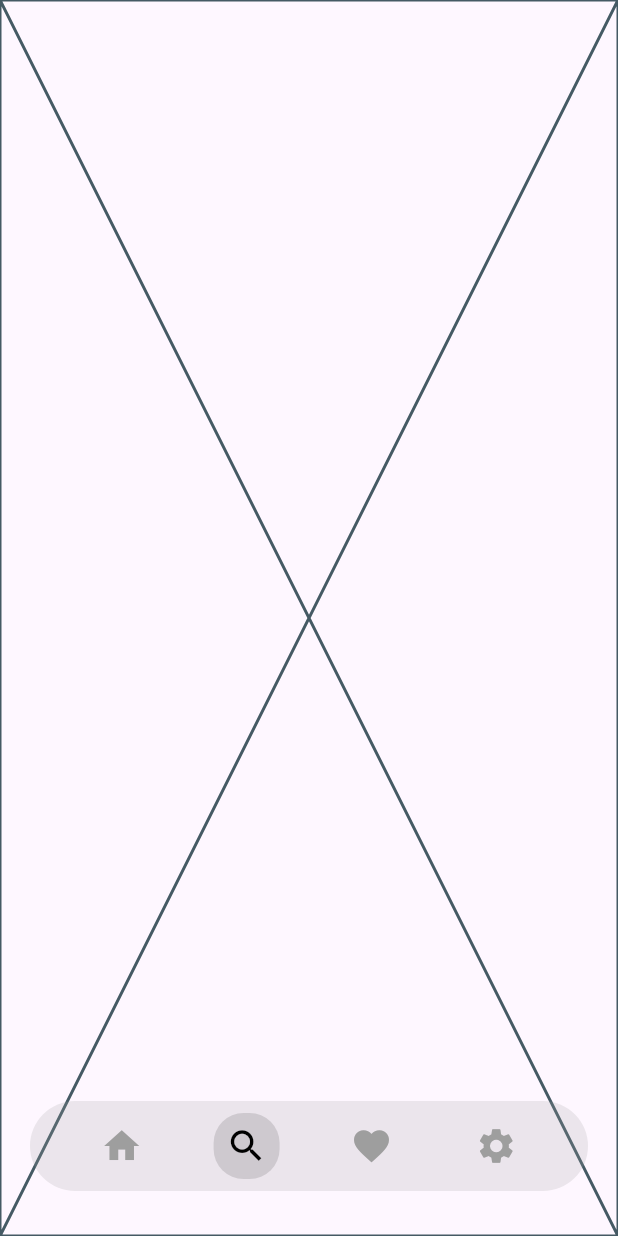
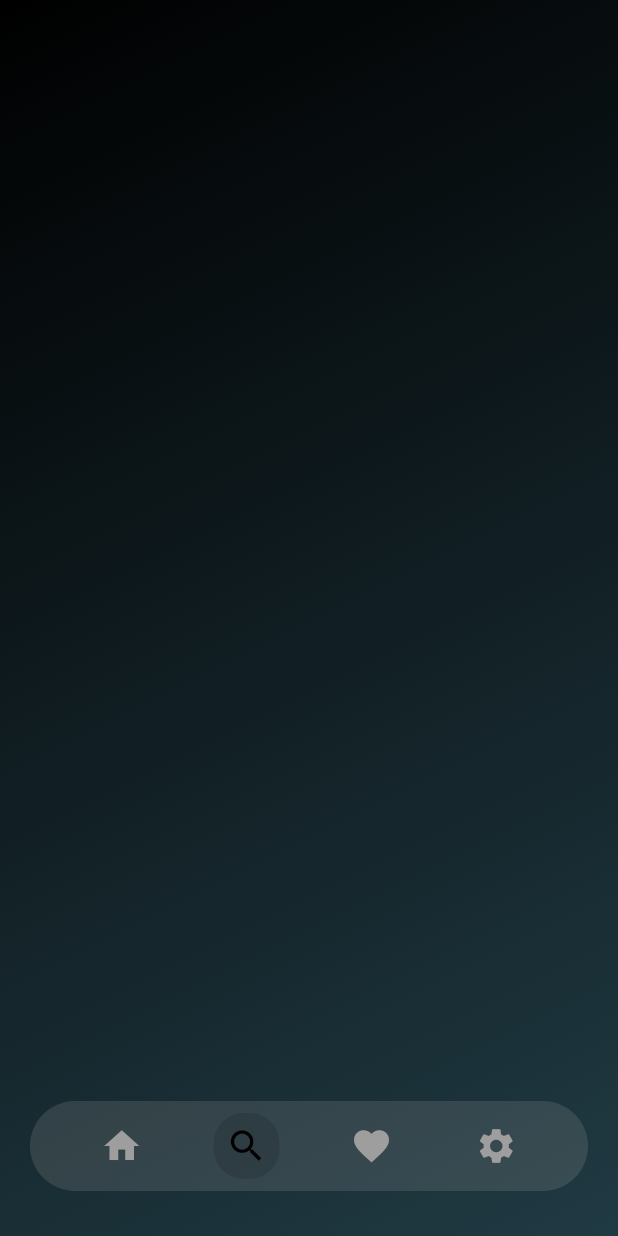
Before and after one commit to MridulSharma2552007/Bit_M, a Flutter app: the screen it shows after launch, item 2 of the bottom bar chosen, on a phone screen of 412 x 824 dp. Run offline on Flutter 3.47's test engine with Material 3 defaults, Android fonts, the phone set to English and light mode, and no system bars; our stand-ins replace typewritertext, video_player.

Commit message:
Update UI components with gradient backgrounds for Home, Playlist, Search, and Settings screens; refine Navbar padding

```diff
--- a/lib/roots/home.dart
+++ b/lib/roots/home.dart
@@ -10,7 +10,7 @@ class Home extends StatelessWidget {
         gradient: const LinearGradient(
           begin: Alignment.topLeft,
           end: Alignment.bottomRight,
-          colors: [Color(0xFF0F2027), Color(0xFF203A43), Color(0xFF2C5364)],
+          colors: [Color(0xFF000000), Color(0xFF203A43)],
         ),
       ),
     );
--- a/lib/roots/search.dart
+++ b/lib/roots/search.dart
@@ -5,6 +5,14 @@ class Search extends StatelessWidget {
 
   @override
   Widget build(BuildContext context) {
-    return const Placeholder();
+    return Container(
+      decoration: BoxDecoration(
+        gradient: const LinearGradient(
+          begin: Alignment.topLeft,
+          end: Alignment.bottomRight,
+          colors: [Color(0xFF000000), Color(0xFF203A43)],
+        ),
+      ),
+    );
   }
 }
```
Also changed, not shown: lib/roots/playlist.dart (+9 -1 lines), lib/roots/settings.dart (+9 -1 lines), lib/WIDGETS/navbar.dart (line endings or trailing spaces).
